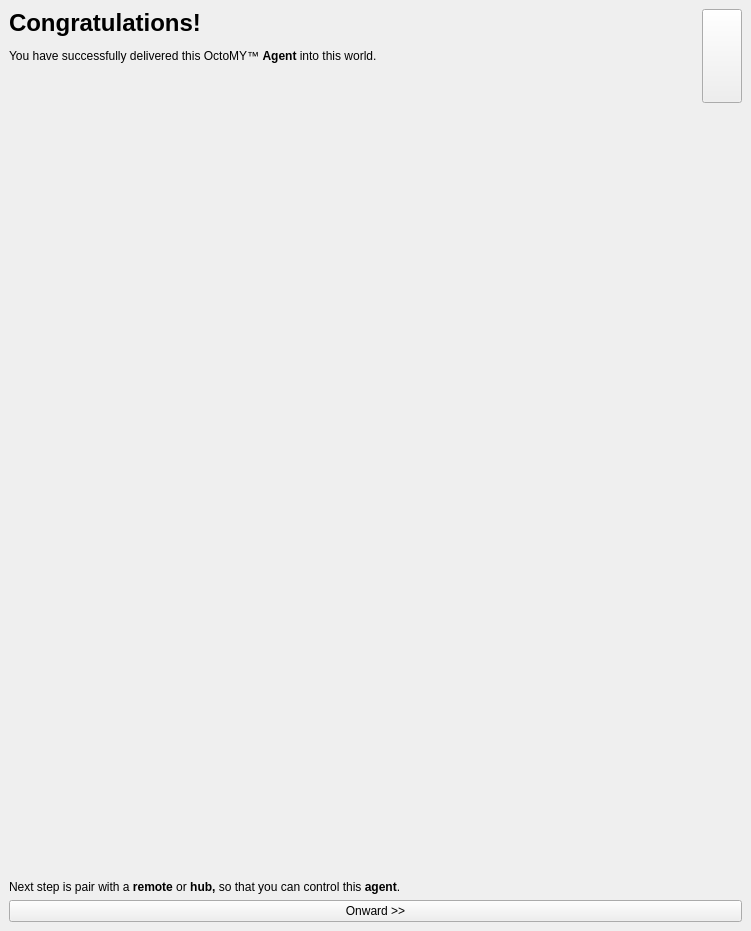
Qt form libs/libcore/ui/AgentDeliveryWizard.ui (mrdeveloperdude/OctoMY) before a commit.
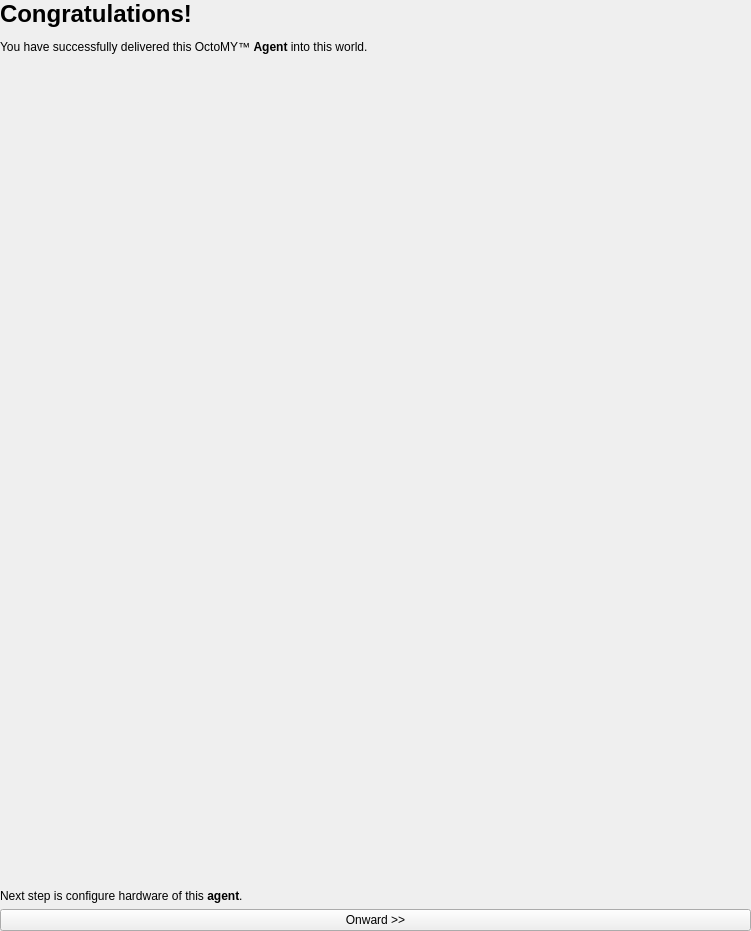
The same form after that commit. Icons and pictures are not drawn. Custom widgets are drawn as their Qt base class.

Diff of the .ui file:
```diff
--- a/libs/libcore/ui/AgentDeliveryWizard.ui
+++ b/libs/libcore/ui/AgentDeliveryWizard.ui
@@ -257,9 +257,19 @@
       </layout>
      </widget>
      <widget class="QWidget" name="pageDone">
-      <layout class="QVBoxLayout" name="verticalLayout_4">
-       <item>
-        <layout class="QHBoxLayout" name="horizontalLayout_3">
+      <layout class="QVBoxLayout" name="verticalLayout_3">
+       <property name="leftMargin">
+        <number>0</number>
+       </property>
+       <property name="topMargin">
+        <number>0</number>
+       </property>
+       <property name="rightMargin">
+        <number>0</number>
+       </property>
+       <property name="bottomMargin">
+        <number>0</number>
+       </property>
          <item>
           <widget class="QLabel" name="labelBodyDone">
            <property name="sizePolicy">
@@ -280,29 +290,6 @@
           </widget>
          </item>
          <item>
-          <layout class="QVBoxLayout" name="verticalLayout_3">
-           <item>
-            <widget class="QPushButton" name="pushButtonDone">
-             <property name="sizePolicy">
-              <sizepolicy hsizetype="Minimum" vsizetype="Minimum">
-               <horstretch>0</horstretch>
-               <verstretch>0</verstretch>
-              </sizepolicy>
-             </property>
-             <property name="text">
-              <string/>
-             </property>
-             <property name="icon">
-              <iconset resource="../resources/icons.qrc">
-               <normaloff>:/icons/no.svg</normaloff>:/icons/no.svg</iconset>
-             </property>
-            </widget>
-           </item>
-          </layout>
-         </item>
-        </layout>
-       </item>
-       <item>
         <widget class="PortableIDWidget" name="widgetBirthCertificate" native="true">
          <property name="sizePolicy">
           <sizepolicy hsizetype="Expanding" vsizetype="Expanding">
@@ -336,29 +323,6 @@
           <property name="bottomMargin">
            <number>0</number>
           </property>
-          <item>
-           <spacer name="verticalSpacer_2">
-            <property name="orientation">
-             <enum>Qt::Vertical</enum>
-            </property>
-            <property name="sizeHint" stdset="0">
-             <size>
-              <width>20</width>
-              <height>40</height>
-             </size>
-            </property>
-           </spacer>
-          </item>
-          <item>
-           <widget class="NetworkSettingsWidget" name="widgetNetworkSettings" native="true">
-            <property name="sizePolicy">
-             <sizepolicy hsizetype="Minimum" vsizetype="Minimum">
-              <horstretch>0</horstretch>
-              <verstretch>0</verstretch>
-             </sizepolicy>
-            </property>
-           </widget>
-          </item>
           <item>
            <spacer name="verticalSpacer_3">
             <property name="orientation">
@@ -384,7 +348,7 @@
           </sizepolicy>
          </property>
          <property name="text">
-          <string>&lt;html&gt;&lt;head/&gt;&lt;body&gt;&lt;p&gt;Next step is pair with a &lt;span style=&quot; font-weight:600;&quot;&gt;remote&lt;/span&gt; or &lt;span style=&quot; font-weight:600;&quot;&gt;hub,&lt;/span&gt; so that you can control this &lt;span style=&quot; font-weight:600;&quot;&gt;agent&lt;/span&gt;.&lt;/p&gt;&lt;/body&gt;&lt;/html&gt;</string>
+          <string>&lt;html&gt;&lt;head/&gt;&lt;body&gt;&lt;p&gt;Next step is configure hardware of this &lt;span style=&quot; font-weight:600;&quot;&gt;agent&lt;/span&gt;.&lt;/p&gt;&lt;/body&gt;&lt;/html&gt;</string>
          </property>
          <property name="textFormat">
           <enum>Qt::RichText</enum>
@@ -423,12 +387,6 @@
    <extends>QLabel</extends>
    <header>widgets/ImageLabel2.hpp</header>
   </customwidget>
-  <customwidget>
-   <class>NetworkSettingsWidget</class>
-   <extends>QWidget</extends>
-   <header>widgets/NetworkSettingsWidget.hpp</header>
-   <container>1</container>
-  </customwidget>
  </customwidgets>
  <resources>
   <include location="../resources/icons.qrc"/>
```
Left out of the diff: 2 changed lines with no effect on the pictures. Lines whose indentation alone changed are shown as unchanged.
